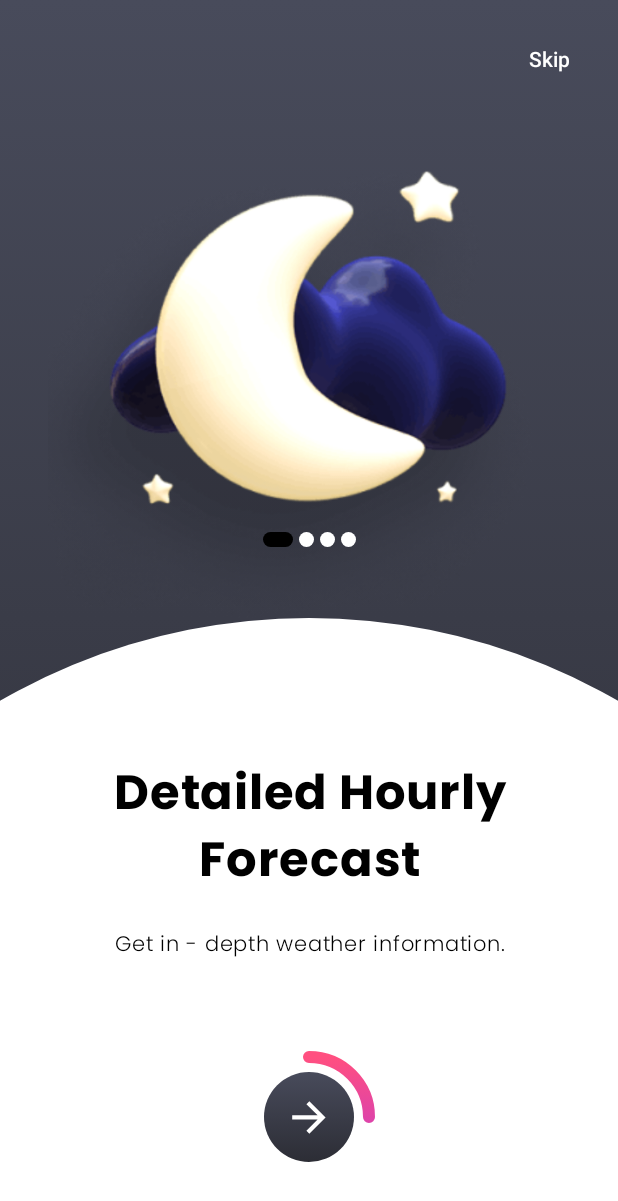
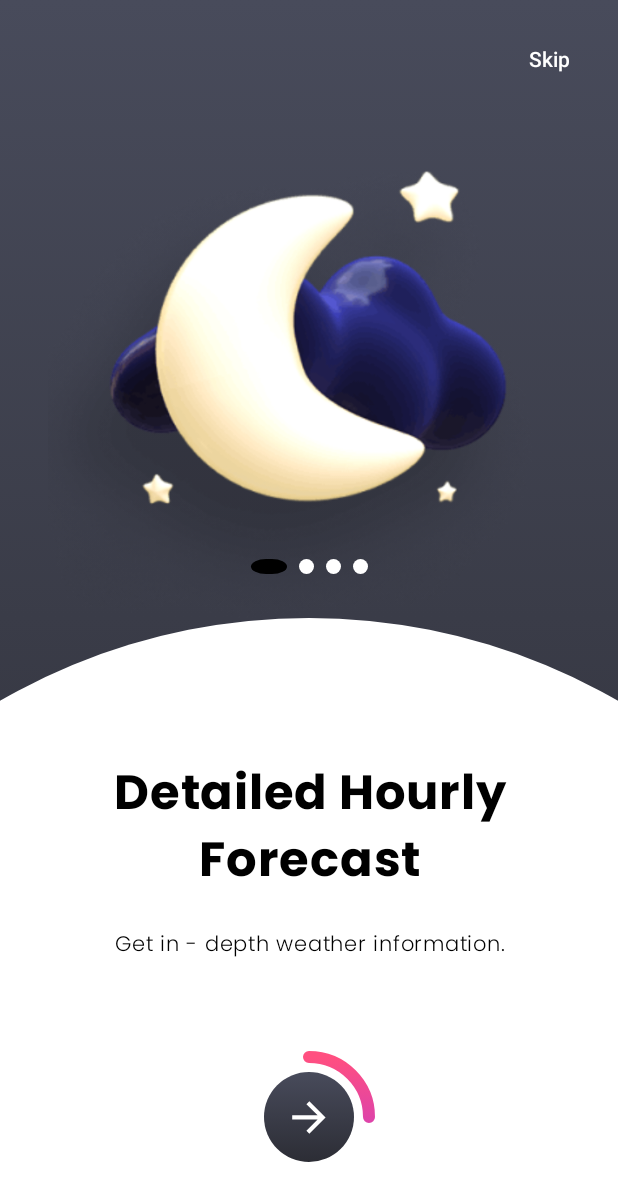
Before and after one commit to saeid-yousefi/SkyCast-Android, an Android app built with Jetpack Compose: the screen it shows after launch (MainActivity), on a phone screen of 412 x 824 dp. Shown: the top 1201 px of the screen. Run offline under Robolectric (Android 15) with nearby library versions, the phone set to English and light mode, and no system bars.

Commit message:
onboarding

```diff
--- a/feature-onboarding/onboarding-ui/src/main/java/com/sy/onboarding_ui/OnBoardingScreen.kt
+++ b/feature-onboarding/onboarding-ui/src/main/java/com/sy/onboarding_ui/OnBoardingScreen.kt
@@ -10,7 +10,6 @@ import android.annotation.SuppressLint
 import androidx.activity.compose.BackHandler
 import androidx.compose.animation.AnimatedContent
 import androidx.compose.animation.ExperimentalAnimationApi
-import androidx.compose.animation.animateContentSize
 import androidx.compose.animation.core.animateFloatAsState
 import androidx.compose.animation.fadeIn
 import androidx.compose.animation.fadeOut
@@ -49,6 +48,7 @@ import androidx.compose.runtime.remember
 import androidx.compose.ui.Alignment
 import androidx.compose.ui.Modifier
 import androidx.compose.ui.draw.clip
+import androidx.compose.ui.draw.scale
 import androidx.compose.ui.geometry.CornerRadius
 import androidx.compose.ui.geometry.Size
 import androidx.compose.ui.graphics.Brush
@@ -155,7 +155,7 @@ fun OnBoardingScreen(viewState: OnBoardingState, actionRunner: (OnBoardingAction
                             )
                         }
                         Stepper(
-                            modifier = Modifier.fillMaxHeight(0.3f),
+                            modifier = Modifier.fillMaxHeight(0.2f),
                             currentStep = viewState.currentPageIndex
                         )
                     }
@@ -273,20 +273,22 @@ private fun Stepper(
 ) {
     Row(
         modifier = Modifier.then(modifier),
-        horizontalArrangement = Arrangement.spacedBy(4.dp),
+        horizontalArrangement = Arrangement.spacedBy(LocalDimens.current.paddingSmall),
         verticalAlignment = Alignment.CenterVertically,
     ) {
         for (i in 0..stepCounts) {
             val isIndex = currentStep == i
+            val scaleState = animateFloatAsState(targetValue = if (isIndex) 2f else 1f, label = "")
             Canvas(
                 modifier = Modifier
-                    .animateContentSize()
                     .height(10.dp)
-                    .width(if (isIndex) 20.dp else 10.dp)
+                    .width(if (isIndex) 24.dp else 10.dp)
+                    .scale(scaleX = scaleState.value, scaleY = 1f)
+                    .padding(horizontal = if (isIndex) 6.dp else 0.dp)
             ) {
                 drawRoundRect(
                     color = if (isIndex) Color.Black else Color.White,
-                    cornerRadius = CornerRadius(20f, 20f)
+                    cornerRadius = if (isIndex) CornerRadius(10f, 10f) else CornerRadius(20f, 20f)
                 )
             }
         }
```
